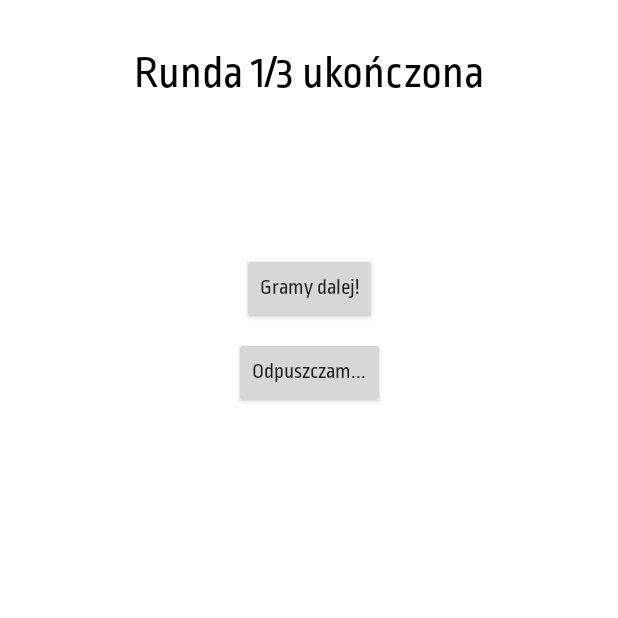
After one commit to whycody/ZiemiaKopernika, an Android app: the FinishRoundActivity screen opened directly, with no data from a screen before it, on a phone screen of 412 x 824 dp, the top half of it. The commit adds this screen. Run offline under Robolectric (Android 15) with nearby library versions, the phone set to English and light mode, and no system bars; 1 statement that could not run was skipped.

Commit message:
Added rounds system

```diff
--- /dev/null
+++ b/app/src/main/java/pl/ziemiakopernika/ziemiakopernika/finish/round/FinishRoundActivity.java
@@ -0,0 +1,48 @@
+package pl.ziemiakopernika.ziemiakopernika.finish.round;
+
+import android.support.v7.app.AppCompatActivity;
+import android.os.Bundle;
+import android.view.View;
+import android.widget.Button;
+import android.widget.TextView;
+
+import pl.ziemiakopernika.ziemiakopernika.R;
+
+public class FinishRoundActivity extends AppCompatActivity implements FinishRoundView {
+
+    private TextView roundFinishText;
+    private Button continueGameBtn, leaveGameBtn;
+    private FinishRoundPresenter presenter;
+
+    @Override
+    protected void onCreate(Bundle savedInstanceState) {
+        super.onCreate(savedInstanceState);
+        setContentView(R.layout.activity_finish_round);
+        roundFinishText = findViewById(R.id.roundFinishText);
+        continueGameBtn = findViewById(R.id.continueGameBtn);
+        leaveGameBtn = findViewById(R.id.leaveGameBtn);
+        presenter = new FinishRoundPresenterImpl(this, this);
+        continueGameBtn.setOnClickListener(continueGameBtnListener);
+        leaveGameBtn.setOnClickListener(leaveGameBtnListener);
+        presenter.onCreate();
+    }
+
+    private View.OnClickListener continueGameBtnListener = new View.OnClickListener() {
+        @Override
+        public void onClick(View view) {
+            presenter.continueGameBtnClicked();
+        }
+    };
+
+    private View.OnClickListener leaveGameBtnListener = new View.OnClickListener() {
+        @Override
+        public void onClick(View view) {
+            presenter.leaveGameBtnClicked();
+        }
+    };
+
+    @Override
+    public void setRoundText(String round) {
+        roundFinishText.setText(round);
+    }
+}
--- /dev/null
+++ b/app/src/main/java/pl/ziemiakopernika/ziemiakopernika/finish/round/FinishRoundPresenter.java
@@ -0,0 +1,10 @@
+package pl.ziemiakopernika.ziemiakopernika.finish.round;
+
+public interface FinishRoundPresenter {
+
+    void onCreate();
+
+    void continueGameBtnClicked();
+
+    void leaveGameBtnClicked();
+}
--- /dev/null
+++ b/app/src/main/java/pl/ziemiakopernika/ziemiakopernika/finish/round/FinishRoundPresenterImpl.java
@@ -0,0 +1,42 @@
+package pl.ziemiakopernika.ziemiakopernika.finish.round;
+
+import android.app.Activity;
+
+import pl.ziemiakopernika.ziemiakopernika.main.MainPresenterImpl;
+import pl.ziemiakopernika.ziemiakopernika.model.SetOfRounds;
+
+public class FinishRoundPresenterImpl implements FinishRoundPresenter {
+
+    private SetOfRounds setOfRounds;
+    private Activity activity;
+    private FinishRoundView view;
+
+    FinishRoundPresenterImpl(Activity activity, FinishRoundView view){
+        this.activity = activity;
+        setOfRounds = getSetOfRounds();
+        this.view = view;
+    }
+
+    private SetOfRounds getSetOfRounds(){
+        return (SetOfRounds)activity.getIntent().getSerializableExtra(MainPresenterImpl.ROUND_SET);
+    }
+
+    @Override
+    public void onCreate() {
+        view.setRoundText("Runda " + (setOfRounds.getNumOfRound()+1) + "/" +
+                setOfRounds.getSetOfQuestions().size() + " ukończona");
+    }
+
+    @Override
+    public void continueGameBtnClicked() {
+        setOfRounds.setNumOfRound(setOfRounds.getNumOfRound()+1);
+        activity.setResult(Activity.RESULT_OK);
+        activity.finish();
+    }
+
+    @Override
+    public void leaveGameBtnClicked() {
+        activity.setResult(Activity.RESULT_CANCELED);
+        activity.finish();
+    }
+}
--- /dev/null
+++ b/app/src/main/java/pl/ziemiakopernika/ziemiakopernika/finish/round/FinishRoundView.java
@@ -0,0 +1,6 @@
+package pl.ziemiakopernika.ziemiakopernika.finish.round;
+
+public interface FinishRoundView {
+
+    void setRoundText(String round);
+}
--- a/app/src/main/java/pl/ziemiakopernika/ziemiakopernika/question/QuestionPresenter.java
+++ b/app/src/main/java/pl/ziemiakopernika/ziemiakopernika/question/QuestionPresenter.java
@@ -20,5 +20,7 @@ public interface QuestionPresenter extends FragmentInitializer{
 
     void showNextQuestion();
 
+    void showNextRound();
+
     void onResume();
 }
--- /dev/null
+++ b/app/src/main/res/drawable/transition_from_green.xml
@@ -0,0 +1,6 @@
+<?xml version="1.0" encoding="utf-8"?>
+<transition xmlns:android="http://schemas.android.com/apk/res/android">
+    <!-- The drawables used here can be solid colors, gradients, shapes, images, etc. -->
+    <item android:drawable="@drawable/circle_button_green" />
+    <item android:drawable="@drawable/circle_button_non_activated" />
+</transition>
--- /dev/null
+++ b/app/src/main/res/drawable/transition_from_red.xml
@@ -0,0 +1,6 @@
+<?xml version="1.0" encoding="utf-8"?>
+<transition xmlns:android="http://schemas.android.com/apk/res/android">
+    <!-- The drawables used here can be solid colors, gradients, shapes, images, etc. -->
+    <item android:drawable="@drawable/circle_button_red" />
+    <item android:drawable="@drawable/circle_button_non_activated" />
+</transition>
--- /dev/null
+++ b/app/src/main/res/layout/activity_finish_round.xml
@@ -0,0 +1,49 @@
+<?xml version="1.0" encoding="utf-8"?>
+<android.support.constraint.ConstraintLayout xmlns:android="http://schemas.android.com/apk/res/android"
+    xmlns:app="http://schemas.android.com/apk/res-auto"
+    xmlns:tools="http://schemas.android.com/tools"
+    android:layout_width="match_parent"
+    android:layout_height="match_parent"
+    tools:context=".finish.round.FinishRoundActivity"
+    android:background="@android:color/white">
+
+
+    <TextView
+        android:id="@+id/roundFinishText"
+        android:layout_width="wrap_content"
+        android:layout_height="wrap_content"
+        android:layout_marginStart="8dp"
+        android:layout_marginTop="32dp"
+        android:layout_marginEnd="8dp"
+        android:text="Runda 1/3 ukończona"
+        android:textSize="30sp"
+        android:textColor="@android:color/black"
+        android:fontFamily="@font/ropasans"
+        app:layout_constraintEnd_toEndOf="parent"
+        app:layout_constraintStart_toStartOf="parent"
+        app:layout_constraintTop_toTopOf="parent" />
+
+    <Button
+        android:id="@+id/continueGameBtn"
+        android:layout_width="wrap_content"
+        android:layout_height="wrap_content"
+        android:layout_marginTop="100dp"
+        android:fontFamily="@font/ropasans"
+        android:textAllCaps="false"
+        android:text="Gramy dalej!"
+        app:layout_constraintEnd_toEndOf="parent"
+        app:layout_constraintStart_toStartOf="parent"
+        app:layout_constraintTop_toBottomOf="@+id/roundFinishText" />
+
+    <Button
+        android:id="@+id/leaveGameBtn"
+        android:layout_width="wrap_content"
+        android:layout_height="wrap_content"
+        android:layout_marginTop="8dp"
+        android:fontFamily="@font/ropasans"
+        android:text="Odpuszczam..."
+        android:textAllCaps="false"
+        app:layout_constraintEnd_toEndOf="@+id/roundFinishText"
+        app:layout_constraintStart_toStartOf="@+id/roundFinishText"
+        app:layout_constraintTop_toBottomOf="@+id/continueGameBtn" />
+</android.support.constraint.ConstraintLayout>
```
Also changed, not shown: app/src/main/AndroidManifest.xml (+7 -4 lines), app/src/main/java/pl/ziemiakopernika/ziemiakopernika/main/MainPresenterImpl.java (+5 -7 lines), app/src/main/java/pl/ziemiakopernika/ziemiakopernika/model/SetOfRounds.java (+7 -7 lines), app/src/main/java/pl/ziemiakopernika/ziemiakopernika/question/QuestionActivity.java (+15 -2 lines), app/src/main/java/pl/ziemiakopernika/ziemiakopernika/question/QuestionPresenterImpl.java (+36 -10 lines), app/src/main/java/pl/ziemiakopernika/ziemiakopernika/redinfo/RedInfoPresenterImpl.java (+25 -6 lines), app/src/main/java/pl/ziemiakopernika/ziemiakopernika/round/RoundPresenterImpl.java (+15 -9 lines), app/src/main/java/pl/ziemiakopernika/ziemiakopernika/summary/SummaryPresenterImpl.java (+7 -0 lines), app/src/main/java/pl/ziemiakopernika/ziemiakopernika/summary/recycler/AnswerPresenterImpl.java (+16 -0 lines).
